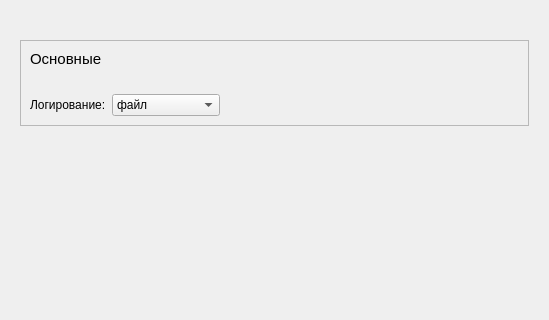
Qt form graphics/dialoglevel.ui (Dlexeyn/qt-game) before a commit; both pictures show x 0 to 549 and y 0 to 320 of the 549 by 512 pixel window.
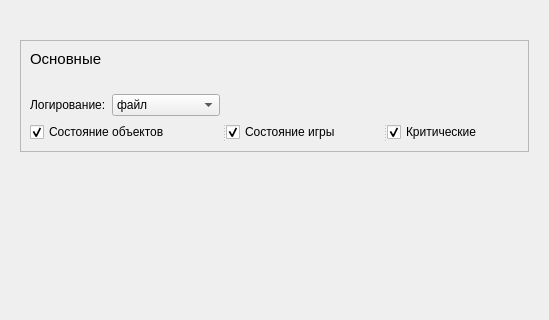
The same form after that commit. The open tabs and pages were chosen to show the change.

Commit message: add checkBoxes in settings, logs update

Patch:
```diff
--- a/graphics/dialoglevel.ui
+++ b/graphics/dialoglevel.ui
@@ -229,6 +229,37 @@
             </item>
            </layout>
           </item>
+          <item>
+           <widget class="QSplitter" name="splitter">
+            <property name="orientation">
+             <enum>Qt::Horizontal</enum>
+            </property>
+            <widget class="QCheckBox" name="checkBoxObj">
+             <property name="text">
+              <string>Состояние объектов</string>
+             </property>
+             <property name="checked">
+              <bool>true</bool>
+             </property>
+            </widget>
+            <widget class="QCheckBox" name="checkBoxGame">
+             <property name="text">
+              <string>Состояние игры</string>
+             </property>
+             <property name="checked">
+              <bool>true</bool>
+             </property>
+            </widget>
+            <widget class="QCheckBox" name="checkBoxCrit">
+             <property name="text">
+              <string>Критические</string>
+             </property>
+             <property name="checked">
+              <bool>true</bool>
+             </property>
+            </widget>
+           </widget>
+          </item>
          </layout>
         </widget>
        </item>
```
The commit also changes 10 other files.
